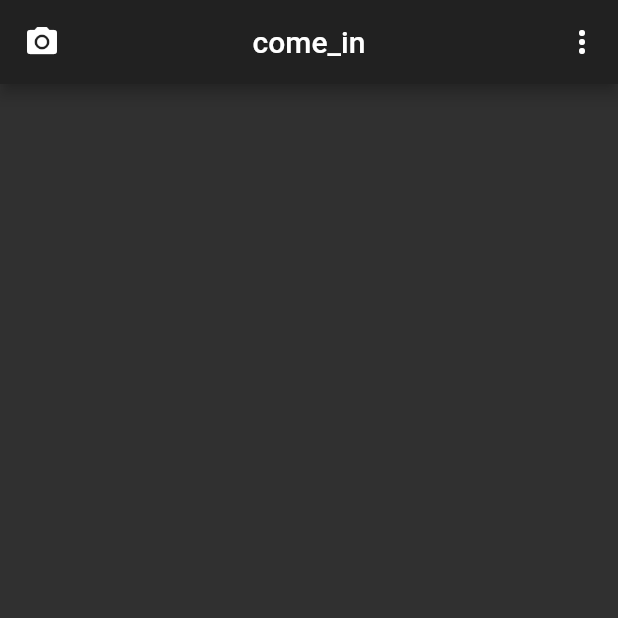
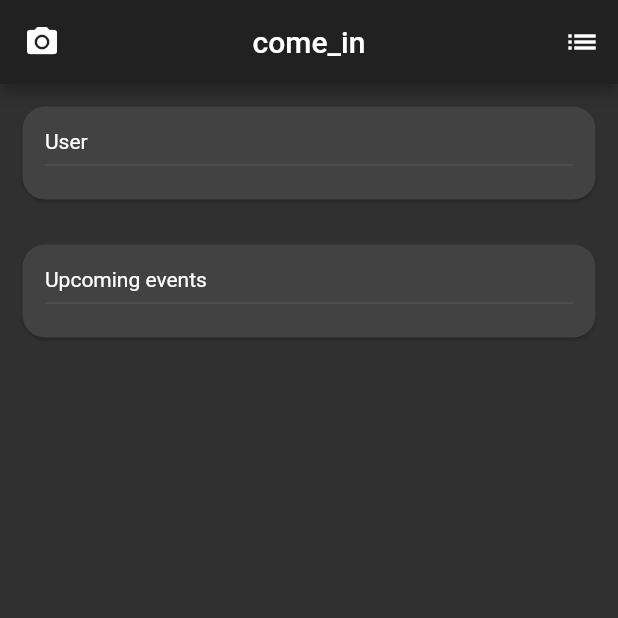
Before and after one commit to facubarafani/come_in, a Flutter app: the MainPage screen opened by its route, swiped to page 2, on a phone screen of 412 x 824 dp, the top half of it. Run offline on Flutter 3.47's test engine with Material 2 defaults, Android fonts, the phone set to English and light mode, and no system bars.

Commit message:
Create model event and UI changes

```diff
--- a/lib/main.dart
+++ b/lib/main.dart
@@ -1,5 +1,6 @@
 import 'package:come_in/providers/comein_provider.dart';
 import 'package:come_in/ui/camera_page.dart';
+import 'package:come_in/ui/create_event_page.dart';
 import 'package:come_in/ui/events_page.dart';
 import 'package:come_in/ui/home_page.dart';
 import 'package:come_in/ui/login_page.dart';
@@ -9,6 +10,9 @@ import 'package:flutter/material.dart';
 void main() => runApp(MyApp());
 
 class MyApp extends StatelessWidget {
+
+
+
   @override
   Widget build(BuildContext context) {
     return ComeInProvider(
@@ -24,6 +28,7 @@ class MyApp extends StatelessWidget {
           '/camera': (BuildContext context) => CameraPage(),
           '/events': (BuildContext context) => EventPage(),
           '/main': (BuildContext context) => MainPage(),
+          '/createevent': (BuildContext context) => CreateEventPage(),
         },
       ),
     );
--- a/lib/ui/events_page.dart
+++ b/lib/ui/events_page.dart
@@ -10,9 +10,14 @@ class _EventPageState extends State<EventPage> {
   Widget build(BuildContext context) {
     return Scaffold(
       appBar: AppBar(
+        centerTitle: true,
         title: Text('Events'),
       ),
       body: ListView(children: []),
+      floatingActionButton: FloatingActionButton(
+        onPressed: () {},
+        child: Icon(Icons.add),
+      ),
     );
   }
 }
--- a/lib/ui/home_page.dart
+++ b/lib/ui/home_page.dart
@@ -3,6 +3,40 @@ import 'package:flutter/material.dart';
 class HomePage extends StatefulWidget {
   @override
   _HomePageState createState() => _HomePageState();
+}
+
+Widget _buildUserCard() {
+  return Column(
+    children: [
+      Card(
+        margin: EdgeInsets.all(15),
+        shape: RoundedRectangleBorder(borderRadius: BorderRadius.circular(15)),
+        child: Padding(
+          padding: EdgeInsets.all(15),
+          child: Wrap(
+            children: [Text('User'), Divider()],
+          ),
+        ),
+      )
+    ],
+  );
+}
+
+Widget _buildEventCard() {
+  return Column(
+    children: [
+      Card(
+        margin: EdgeInsets.all(15),
+        shape: RoundedRectangleBorder(borderRadius: BorderRadius.circular(15)),
+        child: Padding(
+          padding: EdgeInsets.all(15),
+          child: Wrap(
+            children: [Text('Upcoming events'), Divider()],
+          ),
+        ),
+      )
+    ],
+  );
 }
 
 class _HomePageState extends State<HomePage> {
@@ -16,14 +50,14 @@ class _HomePageState extends State<HomePage> {
         ),
         actions: [
           IconButton(
-            icon: Icon(Icons.more_vert),
+            icon: Icon(Icons.list),
             onPressed: () {},
           )
         ],
         centerTitle: true,
         title: Text('come_in'),
       ),
-      body: ListView(children: []),
+      body: ListView(children: [_buildUserCard(), _buildEventCard()]),
     );
   }
 }
--- a/lib/ui/main_page.dart
+++ b/lib/ui/main_page.dart
@@ -5,15 +5,23 @@ import 'events_page.dart';
 import 'home_page.dart';
 
 class MainPage extends StatefulWidget {
+
   @override
   _MainPageState createState() => _MainPageState();
 }
 
 class _MainPageState extends State<MainPage> {
+
+final controller = PageController(
+  initialPage: 1
+);
+
   @override
   Widget build(BuildContext context) {
     return Scaffold(
-      body: PageView(children: [
+      body: PageView(
+        controller: controller,
+        children: [
         CameraPage(),
         HomePage(),
         EventPage(),
```
Also changed, not shown: lib/models/Event.dart (added, +13 -0 lines), lib/ui/camera_page.dart (+3 -4 lines), lib/ui/create_event_page.dart (added, +19 -0 lines), lib/models/User.dart (added).
